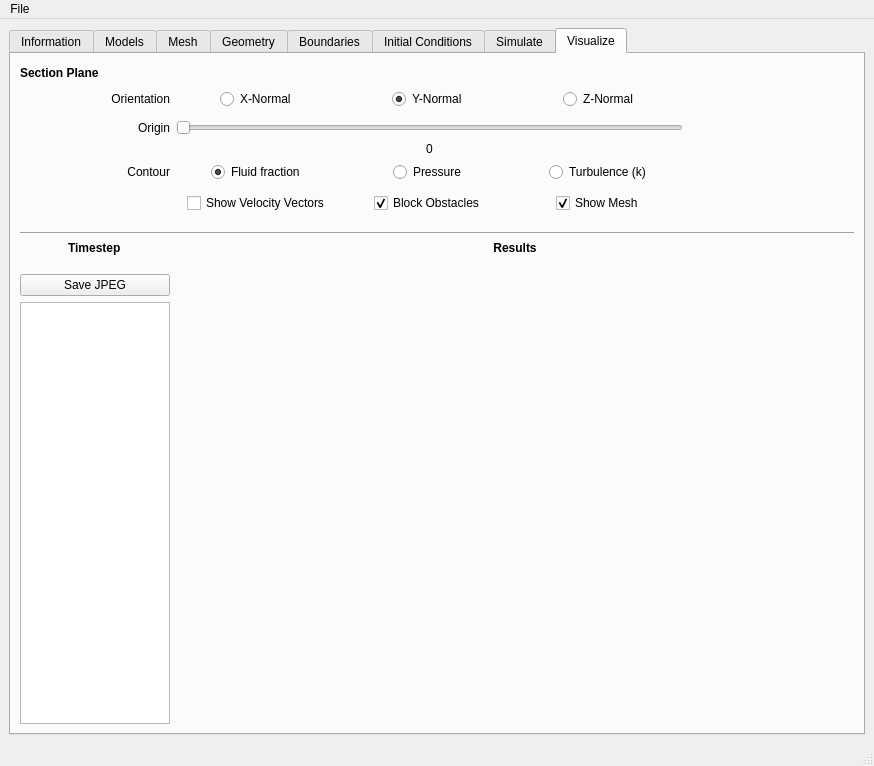
civilcfd/Civil-CFD, file gui/civlcfd.ui: the form before one commit.
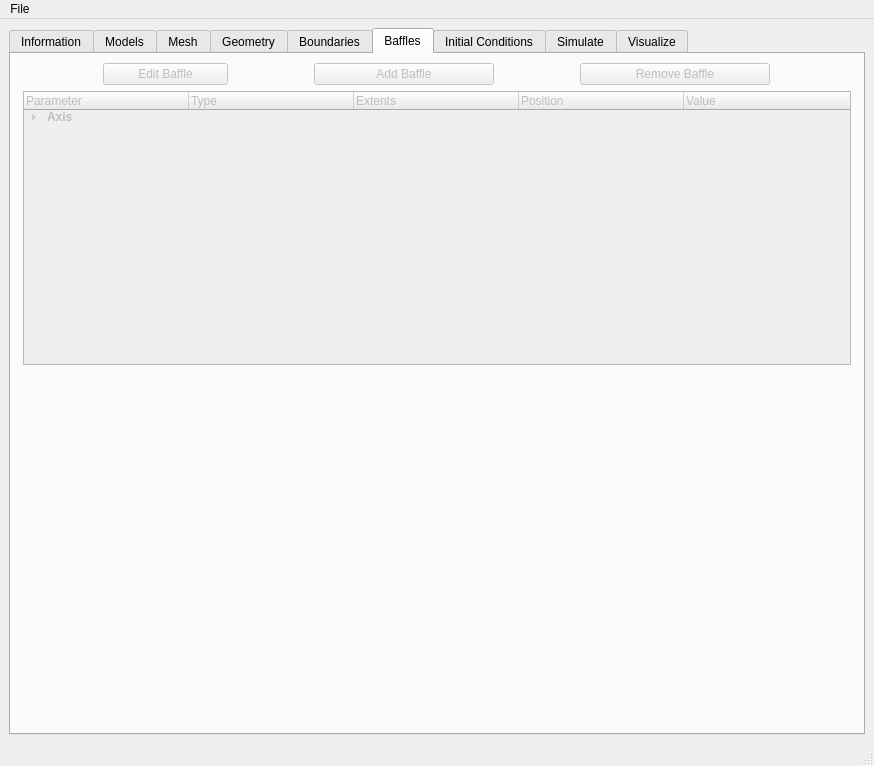
The form after the commit. The open tabs and pages were chosen to show the change. Icons and pictures are not drawn. Custom widgets are drawn as their Qt base class.

Patch:
```diff
--- a/gui/civlcfd.ui
+++ b/gui/civlcfd.ui
@@ -1711,6 +1711,254 @@
         </item>
        </layout>
       </widget>
+      <widget class="QWidget" name="Baffles">
+       <property name="enabled">
+        <bool>false</bool>
+       </property>
+       <property name="autoFillBackground">
+        <bool>false</bool>
+       </property>
+       <attribute name="title">
+        <string>Baffles</string>
+       </attribute>
+       <layout class="QGridLayout" name="gridLayout_20">
+        <property name="leftMargin">
+         <number>12</number>
+        </property>
+        <property name="rightMargin">
+         <number>12</number>
+        </property>
+        <property name="bottomMargin">
+         <number>12</number>
+        </property>
+        <item row="0" column="0">
+         <layout class="QGridLayout" name="gridLayout_19">
+          <item row="0" column="0">
+           <layout class="QHBoxLayout" name="horizontalLayout_2">
+            <property name="sizeConstraint">
+             <enum>QLayout::SetFixedSize</enum>
+            </property>
+            <item>
+             <widget class="QPushButton" name="EditBaffle">
+              <property name="minimumSize">
+               <size>
+                <width>0</width>
+                <height>0</height>
+               </size>
+              </property>
+              <property name="maximumSize">
+               <size>
+                <width>125</width>
+                <height>16777215</height>
+               </size>
+              </property>
+              <property name="text">
+               <string>Edit Baffle</string>
+              </property>
+              <property name="icon">
+               <iconset>
+                <normaloff>../../.designer/backup/icons/actions/format-justify-fill.png</normaloff>../../.designer/backup/icons/actions/format-justify-fill.png</iconset>
+              </property>
+              <property name="iconSize">
+               <size>
+                <width>22</width>
+                <height>22</height>
+               </size>
+              </property>
+             </widget>
+            </item>
+            <item>
+             <widget class="QPushButton" name="AddBaffle">
+              <property name="maximumSize">
+               <size>
+                <width>180</width>
+                <height>16777215</height>
+               </size>
+              </property>
+              <property name="text">
+               <string>Add Baffle</string>
+              </property>
+              <property name="icon">
+               <iconset>
+                <normaloff>../../.designer/backup/icons/actions/list-add.png</normaloff>../../.designer/backup/icons/actions/list-add.png</iconset>
+              </property>
+              <property name="iconSize">
+               <size>
+                <width>22</width>
+                <height>22</height>
+               </size>
+              </property>
+             </widget>
+            </item>
+            <item>
+             <widget class="QPushButton" name="RemoveBaffle">
+              <property name="maximumSize">
+               <size>
+                <width>190</width>
+                <height>16777215</height>
+               </size>
+              </property>
+              <property name="text">
+               <string>Remove Baffle</string>
+              </property>
+              <property name="icon">
+               <iconset>
+                <normaloff>../../.designer/backup/icons/actions/list-remove.png</normaloff>../../.designer/backup/icons/actions/list-remove.png</iconset>
+              </property>
+              <property name="iconSize">
+               <size>
+                <width>22</width>
+                <height>22</height>
+               </size>
+              </property>
+             </widget>
+            </item>
+           </layout>
+          </item>
+          <item row="2" column="0">
+           <widget class="QVTKWidget" name="VTKBaffles" native="true">
+            <property name="sizePolicy">
+             <sizepolicy hsizetype="Expanding" vsizetype="Expanding">
+              <horstretch>0</horstretch>
+              <verstretch>0</verstretch>
+             </sizepolicy>
+            </property>
+            <property name="minimumSize">
+             <size>
+              <width>400</width>
+              <height>350</height>
+             </size>
+            </property>
+           </widget>
+          </item>
+          <item row="1" column="0">
+           <widget class="QTreeWidget" name="BaffleTree">
+            <property name="sizePolicy">
+             <sizepolicy hsizetype="Expanding" vsizetype="Expanding">
+              <horstretch>0</horstretch>
+              <verstretch>0</verstretch>
+             </sizepolicy>
+            </property>
+            <property name="minimumSize">
+             <size>
+              <width>320</width>
+              <height>0</height>
+             </size>
+            </property>
+            <property name="alternatingRowColors">
+             <bool>true</bool>
+            </property>
+            <attribute name="headerDefaultSectionSize">
+             <number>165</number>
+            </attribute>
+            <column>
+             <property name="text">
+              <string>Parameter</string>
+             </property>
+            </column>
+            <column>
+             <property name="text">
+              <string>Type</string>
+             </property>
+            </column>
+            <column>
+             <property name="text">
+              <string>Extents</string>
+             </property>
+            </column>
+            <column>
+             <property name="text">
+              <string>Position</string>
+             </property>
+            </column>
+            <column>
+             <property name="text">
+              <string>Value</string>
+             </property>
+            </column>
+            <item>
+             <property name="text">
+              <string>Axis</string>
+             </property>
+             <property name="font">
+              <font>
+               <weight>75</weight>
+               <bold>true</bold>
+              </font>
+             </property>
+             <property name="text">
+              <string/>
+             </property>
+             <property name="text">
+              <string/>
+             </property>
+             <property name="text">
+              <string/>
+             </property>
+             <property name="text">
+              <string/>
+             </property>
+             <property name="flags">
+              <set>ItemIsDragEnabled|ItemIsEnabled</set>
+             </property>
+             <item>
+              <property name="text">
+               <string>x</string>
+              </property>
+              <property name="text">
+               <string/>
+              </property>
+              <property name="text">
+               <string/>
+              </property>
+              <property name="text">
+               <string/>
+              </property>
+              <property name="text">
+               <string/>
+              </property>
+             </item>
+             <item>
+              <property name="text">
+               <string>y</string>
+              </property>
+              <property name="text">
+               <string/>
+              </property>
+              <property name="text">
+               <string/>
+              </property>
+              <property name="text">
+               <string/>
+              </property>
+              <property name="text">
+               <string/>
+              </property>
+             </item>
+             <item>
+              <property name="text">
+               <string>z</string>
+              </property>
+              <property name="text">
+               <string/>
+              </property>
+              <property name="text">
+               <string/>
+              </property>
+              <property name="text">
+               <string/>
+              </property>
+              <property name="text">
+               <string/>
+              </property>
+             </item>
+            </item>
+           </widget>
+          </item>
+         </layout>
+        </item>
+       </layout>
+      </widget>
       <widget class="QWidget" name="InitialConditions">
        <property name="enabled">
         <bool>false</bool>
@@ -2429,7 +2677,7 @@
             </property>
            </spacer>
           </item>
-          <item row="6" column="3">
+          <item row="7" column="3">
            <spacer name="verticalSpacer_21">
             <property name="orientation">
              <enum>Qt::Vertical</enum>
@@ -2470,7 +2718,7 @@
             </property>
            </widget>
           </item>
-          <item row="10" column="2" colspan="2">
+          <item row="11" column="2" colspan="2">
            <widget class="QLabel" name="label_46">
             <property name="font">
              <font>
@@ -2503,7 +2751,7 @@
             </attribute>
            </widget>
           </item>
-          <item row="8" column="1">
+          <item row="9" column="1">
            <spacer name="verticalSpacer_22">
             <property name="orientation">
              <enum>Qt::Vertical</enum>
@@ -2590,7 +2838,17 @@
             </property>
            </widget>
           </item>
-          <item row="9" column="0" colspan="5">
+          <item row="1" column="3" alignment="Qt::AlignHCenter">
+           <widget class="QRadioButton" name="zNormal">
+            <property name="text">
+             <string>Z-Normal</string>
+            </property>
+            <attribute name="buttonGroup">
+             <string notr="true">buttonGroup</string>
+            </attribute>
+           </widget>
+          </item>
+          <item row="10" column="0" colspan="5">
            <widget class="Line" name="line_8">
             <property name="orientation">
              <enum>Qt::Horizontal</enum>
@@ -2646,6 +2904,17 @@
             </attribute>
            </widget>
           </item>
+          <item row="13" column="0">
+           <widget class="QPushButton" name="saveJPEG">
+            <property name="text">
+             <string>Save JPEG</string>
+            </property>
+            <property name="icon">
+             <iconset>
+              <normaloff>../../.designer/backup/icons/actions/document-save.png</normaloff>../../.designer/backup/icons/actions/document-save.png</iconset>
+            </property>
+           </widget>
+          </item>
           <item row="5" column="3" alignment="Qt::AlignHCenter">
            <widget class="QRadioButton" name="contourK">
             <property name="text">
@@ -2656,7 +2925,10 @@
             </attribute>
            </widget>
           </item>
-          <item row="10" column="0" alignment="Qt::AlignHCenter">
+          <item row="13" column="1" rowspan="2" colspan="4">
+           <widget class="QVTKWidget" name="vis" native="true"/>
+          </item>
+          <item row="11" column="0" alignment="Qt::AlignHCenter">
            <widget class="QLabel" name="label_40">
             <property name="sizePolicy">
              <sizepolicy hsizetype="Preferred" vsizetype="Fixed">
@@ -2697,37 +2969,7 @@
             </property>
            </spacer>
           </item>
-          <item row="12" column="0">
-           <widget class="QPushButton" name="saveJPEG">
-            <property name="text">
-             <string>Save JPEG</string>
-            </property>
-            <property name="icon">
-             <iconset>
-              <normaloff>../../.designer/backup/icons/actions/document-save.png</normaloff>../../.designer/backup/icons/actions/document-save.png</iconset>
-            </property>
-           </widget>
-          </item>
-          <item row="11" column="2">
-           <spacer name="verticalSpacer_23">
-            <property name="orientation">
-             <enum>Qt::Vertical</enum>
-            </property>
-            <property name="sizeType">
-             <enum>QSizePolicy::Fixed</enum>
-            </property>
-            <property name="sizeHint" stdset="0">
-             <size>
-              <width>20</width>
-              <height>13</height>
-             </size>
-            </property>
-           </spacer>
-          </item>
-          <item row="12" column="1" rowspan="2" colspan="4">
-           <widget class="QVTKWidget" name="vis" native="true"/>
-          </item>
-          <item row="13" column="0">
+          <item row="14" column="0">
            <widget class="QListWidget" name="timesteps">
             <property name="sizePolicy">
              <sizepolicy hsizetype="Fixed" vsizetype="Expanding">
@@ -2746,7 +2988,23 @@
             </property>
            </widget>
           </item>
-          <item row="7" column="3" alignment="Qt::AlignHCenter">
+          <item row="12" column="2">
+           <spacer name="verticalSpacer_23">
+            <property name="orientation">
+             <enum>Qt::Vertical</enum>
+            </property>
+            <property name="sizeType">
+             <enum>QSizePolicy::Fixed</enum>
+            </property>
+            <property name="sizeHint" stdset="0">
+             <size>
+              <width>20</width>
+              <height>13</height>
+             </size>
+            </property>
+           </spacer>
+          </item>
+          <item row="8" column="3" alignment="Qt::AlignHCenter">
            <widget class="QCheckBox" name="showMesh">
             <property name="text">
              <string>Show Mesh</string>
@@ -2756,14 +3014,14 @@
             </property>
            </widget>
           </item>
-          <item row="7" column="1" alignment="Qt::AlignHCenter">
+          <item row="8" column="1" alignment="Qt::AlignHCenter">
            <widget class="QCheckBox" name="showVectors">
             <property name="text">
              <string>Show Velocity Vectors</string>
             </property>
            </widget>
           </item>
-          <item row="7" column="2" alignment="Qt::AlignHCenter">
+          <item row="8" column="2" alignment="Qt::AlignHCenter">
            <widget class="QCheckBox" name="blockObstacles">
             <property name="text">
              <string>Block Obstacles</string>
```
Left out of the diff: 32 changed lines with no effect on the pictures.
